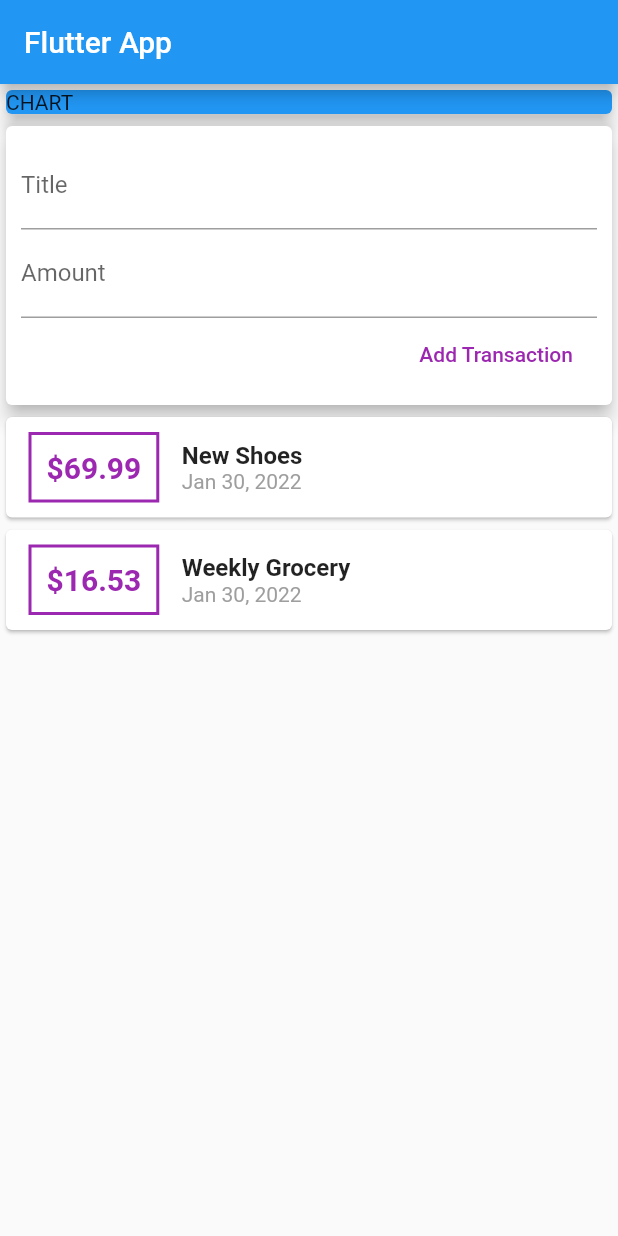
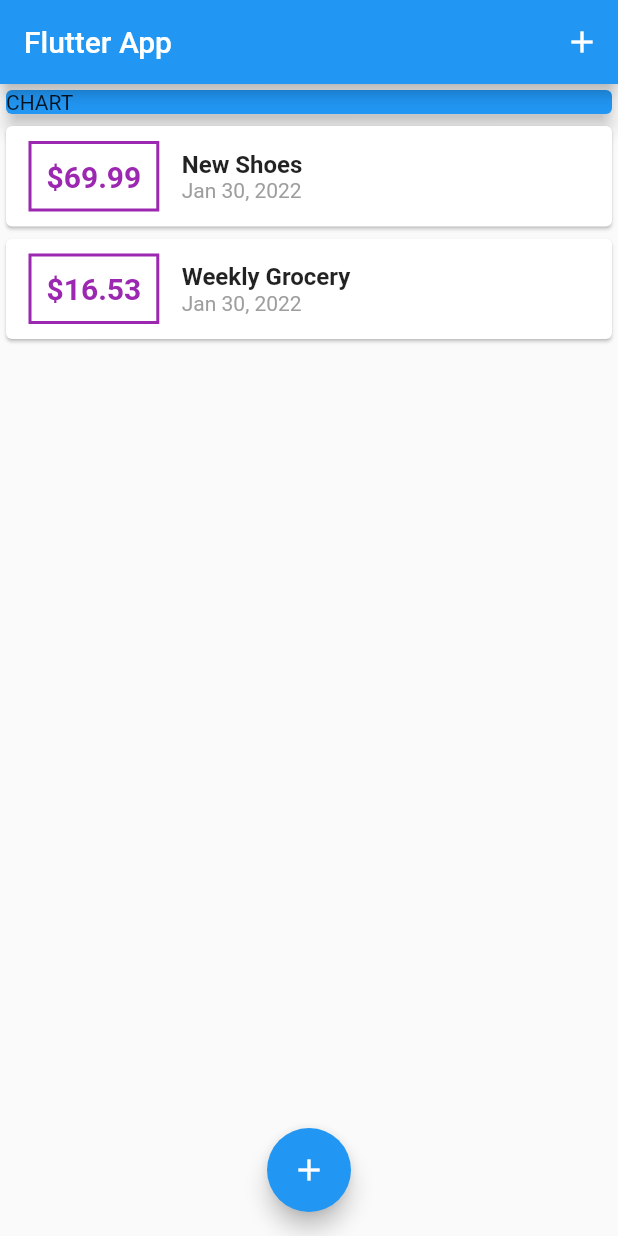
Before and after one commit to kevkev300/flutter_udemy_expense_planner, a Flutter app: the screen it shows after launch, on a phone screen of 412 x 824 dp. Run offline on Flutter 3.47's test engine with Material 2 defaults, Android fonts, the light colour scheme and no system bars.

Commit message:
until lesson 94

```diff
--- a/lib/main.dart
+++ b/lib/main.dart
@@ -1,7 +1,8 @@
 import 'package:flutter/material.dart';
-import 'package:flutter_udemy_expense_planner/widgets/user_transactions.dart';
 
-import './widgets/user_transactions.dart';
+import './widgets/transaction_list.dart';
+import './widgets/new_transaction.dart';
+import './models/transaction.dart';
 
 void main() => runApp(MyApp());
 
@@ -15,15 +16,63 @@
   }
 }
 
-class MyHomePage extends StatelessWidget {
+class MyHomePage extends StatefulWidget {
+  @override
+  State<MyHomePage> createState() => _MyHomePageState();
+}
+
+class _MyHomePageState extends State<MyHomePage> {
   final titleController = TextEditingController();
   final amountController = TextEditingController();
+
+  final List<Transaction> _userTransactions = [
+    Transaction(
+      id: 't1',
+      title: 'New Shoes',
+      amount: 69.99,
+      date: DateTime.now(),
+    ),
+    Transaction(
+      id: 't2',
+      title: 'Weekly Grocery',
+      amount: 16.53,
+      date: DateTime.now(),
+    ),
+  ];
+
+  void _addNewTransaction(String txTitle, double txAmount) {
+    final newTx = Transaction(
+      title: txTitle,
+      amount: txAmount,
+      date: DateTime.now(),
+      id: DateTime.now().toString(),
+    );
+
+    setState(() {
+      _userTransactions.add(newTx);
+    });
+  }
+
+  void _startAddNewTransaction(BuildContext ctx) {
+    showModalBottomSheet(
+      context: ctx,
+      builder: (bCtx) {
+        return NewTransaction(_addNewTransaction);
+      },
+    );
+  }
 
   @override
   Widget build(BuildContext context) {
     return Scaffold(
       appBar: AppBar(
         title: const Text('Flutter App'),
+        actions: <Widget>[
+          IconButton(
+            icon: Icon(Icons.add),
+            onPressed: () => _startAddNewTransaction(context),
+          ),
+        ],
       ),
       body: SingleChildScrollView(
         child: Column(
@@ -39,9 +88,14 @@
                 ),
               ),
             ),
-            UserTransactions(),
+            TransactionList(_userTransactions),
           ],
         ),
+      ),
+      floatingActionButtonLocation: FloatingActionButtonLocation.centerFloat,
+      floatingActionButton: FloatingActionButton(
+        child: Icon(Icons.add),
+        onPressed: () => _startAddNewTransaction(context),
       ),
     );
   }
--- a/lib/widgets/transaction_list.dart
+++ b/lib/widgets/transaction_list.dart
@@ -31,7 +31,7 @@ class TransactionList extends StatelessWidget {
                   ),
                   padding: const EdgeInsets.all(10),
                   child: Text(
-                    '\$${transactions[index].amount}',
+                    '\$${transactions[index].amount.toStringAsFixed(2)}',
                     style: const TextStyle(
                       fontWeight: FontWeight.bold,
                       fontSize: 20,
--- a/lib/widgets/user_transactions.dart
+++ /dev/null
@@ -1,53 +0,0 @@
-import 'package:flutter/material.dart';
-import 'package:intl/intl.dart';
-
-import './new_transaction.dart';
-import './transaction_list.dart';
-import '../models/transaction.dart';
-
-class UserTransactions extends StatefulWidget {
-  const UserTransactions({Key? key}) : super(key: key);
-
-  @override
-  _UserTransactionsState createState() => _UserTransactionsState();
-}
-
-class _UserTransactionsState extends State<UserTransactions> {
-  final List<Transaction> _userTransactions = [
-    Transaction(
-      id: 't1',
-      title: 'New Shoes',
-      amount: 69.99,
-      date: DateTime.now(),
-    ),
-    Transaction(
-      id: 't2',
-      title: 'Weekly Grocery',
-      amount: 16.53,
-      date: DateTime.now(),
-    ),
-  ];
-
-  void _addNewTransaction(String txTitle, double txAmount) {
-    final newTx = Transaction(
-      title: txTitle,
-      amount: txAmount,
-      date: DateTime.now(),
-      id: DateTime.now().toString(),
-    );
-
-    setState(() {
-      _userTransactions.add(newTx);
-    });
-  }
-
-  @override
-  Widget build(BuildContext context) {
-    return Column(
-      children: <Widget>[
-        NewTransaction(_addNewTransaction),
-        TransactionList(_userTransactions),
-      ],
-    );
-  }
-}
```
Also changed, not shown: lib/widgets/new_transaction.dart (+29 -8 lines).
